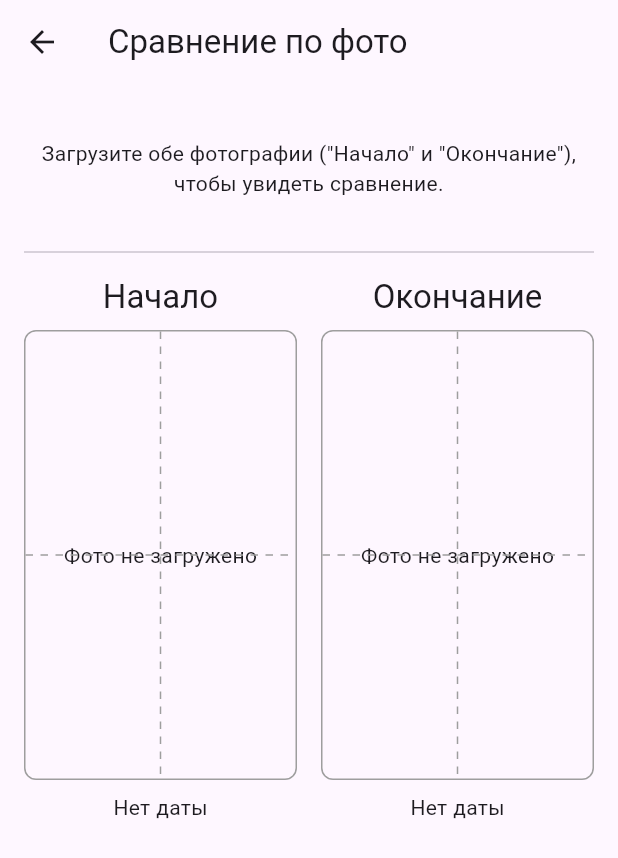
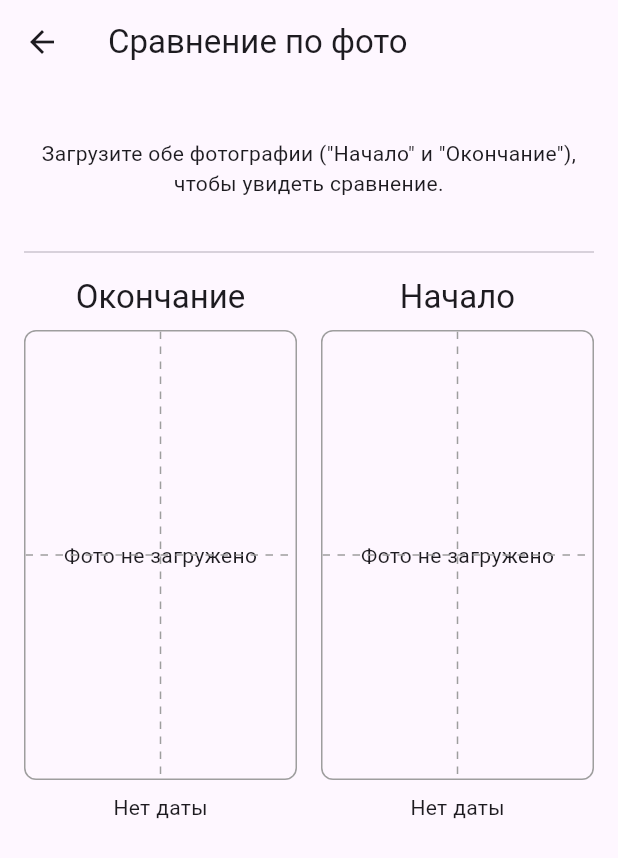
Before and after one commit to RashitIbatullin/fitman_mvp2, a Flutter app: the PhotoComparisonScreen screen opened directly, on a phone screen of 412 x 824 dp. Shown: the top 858 px of the screen. Run offline on Flutter 3.47's test engine with Material 3 defaults, Android fonts, the phone set to English and light mode, and no system bars; our stand-ins replace file_picker, fl_chart, flutter_riverpod, shared_preferences; accounts and stored records are empty.

Commit message:
При сравнении поменял фото местами.

```diff
--- a/frontend/lib/screens/client/photo_comparison_screen.dart
+++ b/frontend/lib/screens/client/photo_comparison_screen.dart
@@ -73,11 +73,8 @@ class _PhotoComparisonScreenState extends ConsumerState<PhotoComparisonScreen> {
   late DateTime? _startPhotoDateTime;
   late DateTime? _finishPhotoDateTime;
 
-  final GlobalKey _startPhotoKey = GlobalKey();
-  final GlobalKey _finishPhotoKey = GlobalKey();
-
-  final TransformationController _startController = TransformationController();
-  final TransformationController _finishController = TransformationController();
+  final GlobalKey<_PhotoViewState> _startPhotoViewKey = GlobalKey();
+  final GlobalKey<_PhotoViewState> _finishPhotoViewKey = GlobalKey();
 
   @override
   void initState() {
@@ -88,43 +85,16 @@ class _PhotoComparisonScreenState extends ConsumerState<PhotoComparisonScreen> {
     _finishPhotoDateTime = widget.initialFinishPhotoDateTime;
   }
 
-  Future<void> _savePhoto(GlobalKey key, String type) async {
-    try {
-      RenderRepaintBoundary boundary = key.currentContext!.findRenderObject() as RenderRepaintBoundary;
-      ui.Image image = await boundary.toImage(pixelRatio: 3.0);
-      ByteData? byteData = await image.toByteData(format: ui.ImageByteFormat.png);
-      Uint8List pngBytes = byteData!.buffer.asUint8List();
-
-      final String fileName = 'photo_${DateTime.now().millisecondsSinceEpoch}.png';
-
-      final responseData = await ApiService.uploadAnthropometryPhoto(
-        pngBytes,
-        fileName,
-        type,
-        clientId: widget.clientId,
-        photoDateTime: DateTime.now(),
-      );
-
-      final newUrl = responseData['url'];
-      final newDateTime = responseData['photo_date_time'] != null
-          ? DateTime.parse(responseData['photo_date_time'])
-          : DateTime.now();
-
+  void _onPhotoSaved(String type, String newUrl, DateTime newDateTime) {
     setState(() {
       if (type == 'start') {
         _startPhotoUrl = newUrl;
         _startPhotoDateTime = newDateTime;
-          _startController.value = Matrix4.identity();
       } else {
         _finishPhotoUrl = newUrl;
         _finishPhotoDateTime = newDateTime;
-          _finishController.value = Matrix4.identity();
       }
     });
-    } catch (e) {
-      // Handle error
-      print('[_savePhoto] Image save failed: $e');
-    }
   }
 
     Future<void> _pickAndUploadImage(String type) async {
@@ -176,8 +146,7 @@ class _PhotoComparisonScreenState extends ConsumerState<PhotoComparisonScreen> {
       String title,
       String type,
       bool canUploadPhoto,
-      GlobalKey key,
-      TransformationController controller) {
+      GlobalKey<_PhotoViewState> key) {
     // Simple date formatting, for better formatting, use the intl package
     final formattedDate = photoDateTime != null
         ? '${photoDateTime.day.toString().padLeft(2, '0')}.${photoDateTime.month.toString().padLeft(2, '0')}.${photoDateTime.year} ${photoDateTime.hour.toString().padLeft(2, '0')}:${photoDateTime.minute.toString().padLeft(2, '0')}'
@@ -188,44 +157,12 @@ class _PhotoComparisonScreenState extends ConsumerState<PhotoComparisonScreen> {
       children: [
         Text(title, style: Theme.of(context).textTheme.titleLarge),
         const SizedBox(height: 8),
-        Container(
-          height: 300,
-          width: double.infinity,
-          decoration: BoxDecoration(
-            border: Border.all(color: Colors.grey),
-            borderRadius: BorderRadius.circular(8),
-          ),
-          child: Stack(
-            alignment: Alignment.center,
-            children: [
-              RepaintBoundary(
+        _PhotoView(
           key: key,
-                child: ClipRRect(
-                  borderRadius: BorderRadius.circular(8),
-                  child: photoUrl != null
-                      ? InteractiveViewer(
-                          transformationController: controller,
-                          boundaryMargin: EdgeInsets.all(double.infinity),
-                          minScale: 1,
-                          maxScale: 4,
-                          child: Image.network(
-                            Uri.parse(ApiService.baseUrl).replace(path: photoUrl).toString() + '?v=${DateTime.now().millisecondsSinceEpoch}',
-                            fit: BoxFit.contain,
-                            errorBuilder: (context, error, stackTrace) =>
-                                const Center(child: Icon(Icons.error, size: 50)),
-                          ),
-                        )
-                      : const Center(child: Text('Фото не загружено')),
-                ),
-              ),
-              IgnorePointer(
-                child: CustomPaint(
-                  size: Size.infinite,
-                  painter: DashedCrosshairPainter(),
-                ),
-              ),
-            ],
-          ),
+          photoUrl: photoUrl,
+          type: type,
+          clientId: widget.clientId,
+          onPhotoSaved: _onPhotoSaved,
         ),
         const SizedBox(height: 8),
         Text(formattedDate),
@@ -241,7 +178,7 @@ class _PhotoComparisonScreenState extends ConsumerState<PhotoComparisonScreen> {
             const SizedBox(width: 8),
             if (canUploadPhoto)
               ElevatedButton(
-                onPressed: photoUrl != null ? () => _savePhoto(key, type) : null,
+                onPressed: photoUrl != null ? () => key.currentState?.save() : null,
                 child: const Text('Сохранить'),
               ),
           ],
@@ -313,13 +250,13 @@ class _PhotoComparisonScreenState extends ConsumerState<PhotoComparisonScreen> {
                 crossAxisAlignment: CrossAxisAlignment.start,
                 children: [
                   Expanded(
-                    child: _buildPhotoSection(
-                        _startPhotoUrl, _startPhotoDateTime, 'Начало', 'start', canUploadPhoto, _startPhotoKey, _startController),
+                    child: _buildPhotoSection(_finishPhotoUrl,
+                        _finishPhotoDateTime, 'Окончание', 'finish', canUploadPhoto, _finishPhotoViewKey),
                   ),
                   const SizedBox(width: 16),
                   Expanded(
-                    child: _buildPhotoSection(_finishPhotoUrl,
-                        _finishPhotoDateTime, 'Окончание', 'finish', canUploadPhoto, _finishPhotoKey, _finishController),
+                    child: _buildPhotoSection(
+                        _startPhotoUrl, _startPhotoDateTime, 'Начало', 'start', canUploadPhoto, _startPhotoViewKey),
                   ),
                 ],
               ),
@@ -330,3 +267,145 @@ class _PhotoComparisonScreenState extends ConsumerState<PhotoComparisonScreen> {
     );
   }
 }
+
+class _PhotoView extends StatefulWidget {
+  final String? photoUrl;
+  final String type;
+  final int? clientId;
+  final void Function(String type, String newUrl, DateTime newDateTime) onPhotoSaved;
+
+  const _PhotoView({
+    super.key,
+    this.photoUrl,
+    required this.type,
+    this.clientId,
+    required this.onPhotoSaved,
+  });
+
+  @override
+  _PhotoViewState createState() => _PhotoViewState();
+}
+
+class _PhotoViewState extends State<_PhotoView> {
+  double _scale = 1.0;
+  Offset _offset = Offset.zero;
+  double _initialScale = 1.0;
+  Offset _initialFocalPoint = Offset.zero;
+  bool _showCrosshairs = true;
+  final GlobalKey _repaintBoundaryKey = GlobalKey();
+
+  Future<void> save() async {
+    setState(() {
+      _showCrosshairs = false;
+    });
+
+    await Future.delayed(const Duration(milliseconds: 20));
+
+    try {
+      RenderRepaintBoundary boundary = _repaintBoundaryKey.currentContext!.findRenderObject() as RenderRepaintBoundary;
+      ui.Image image = await boundary.toImage(pixelRatio: 3.0);
+      ByteData? byteData = await image.toByteData(format: ui.ImageByteFormat.png);
+      Uint8List pngBytes = byteData!.buffer.asUint8List();
+
+      final String fileName = 'photo_${DateTime.now().millisecondsSinceEpoch}.png';
+
+      final responseData = await ApiService.uploadAnthropometryPhoto(
+        pngBytes,
+        fileName,
+        widget.type,
+        clientId: widget.clientId,
+        photoDateTime: DateTime.now(),
+      );
+
+      final newUrl = responseData['url'];
+      final newDateTime = responseData['photo_date_time'] != null
+          ? DateTime.parse(responseData['photo_date_time'])
+          : DateTime.now();
+
+      widget.onPhotoSaved(widget.type, newUrl, newDateTime);
+
+      setState(() {
+        _scale = 1.0;
+        _offset = Offset.zero;
+      });
+
+    } catch (e) {
+      // Handle error
+      print('[_savePhoto] Image save failed: $e');
+    } finally {
+      setState(() {
+        _showCrosshairs = true;
+      });
+    }
+  }
+
+  @override
+  Widget build(BuildContext context) {
+    return Container(
+      height: 300,
+      width: double.infinity,
+      decoration: BoxDecoration(
+        border: Border.all(color: Colors.grey),
+        borderRadius: BorderRadius.circular(8),
+      ),
+      child: ClipRRect(
+        borderRadius: BorderRadius.circular(8),
+        child: Listener(
+          onPointerSignal: (pointerSignal) {
+            if (pointerSignal is PointerScrollEvent) {
+              setState(() {
+                _scale -= pointerSignal.scrollDelta.dy / 1000.0;
+              });
+            }
+          },
+          child: GestureDetector(
+            onScaleStart: (details) {
+              setState(() {
+                _showCrosshairs = true;
+              });
+              _initialFocalPoint = details.focalPoint;
+              _initialScale = _scale;
+            },
+            onScaleUpdate: (details) {
+              setState(() {
+                _scale = _initialScale * details.scale;
+                _offset += details.focalPoint - _initialFocalPoint;
+                _initialFocalPoint = details.focalPoint;
+              });
+            },
+            child: Stack(
+              alignment: Alignment.center,
+              children: [
+                if (widget.photoUrl != null)
+                  RepaintBoundary(
+                    key: _repaintBoundaryKey,
+                    child: Transform.scale(
+                      scale: _scale,
+                      child: Transform.translate(
+                        offset: _offset,
+                        child: Image.network(
+                          '${Uri.parse(ApiService.baseUrl).replace(path: widget.photoUrl!).toString()}?v=${DateTime.now().millisecondsSinceEpoch}',
+                          fit: BoxFit.contain,
+                          errorBuilder: (context, error, stackTrace) =>
+                              const Center(child: Icon(Icons.error, size: 50)),
+                        ),
+                      ),
+                    ),
+                  )
+                else
+                  const Center(child: Text('Фото не загружено')),
+                if (_showCrosshairs)
+                  IgnorePointer(
+                    child: CustomPaint(
+                      size: Size.infinite,
+                      painter: DashedCrosshairPainter(),
+                    ),
+                  ),
+              ],
+            ),
+          ),
+        ),
+      ),
+    );
+  }
+}
```
Lines whose indentation alone changed are shown as unchanged.
